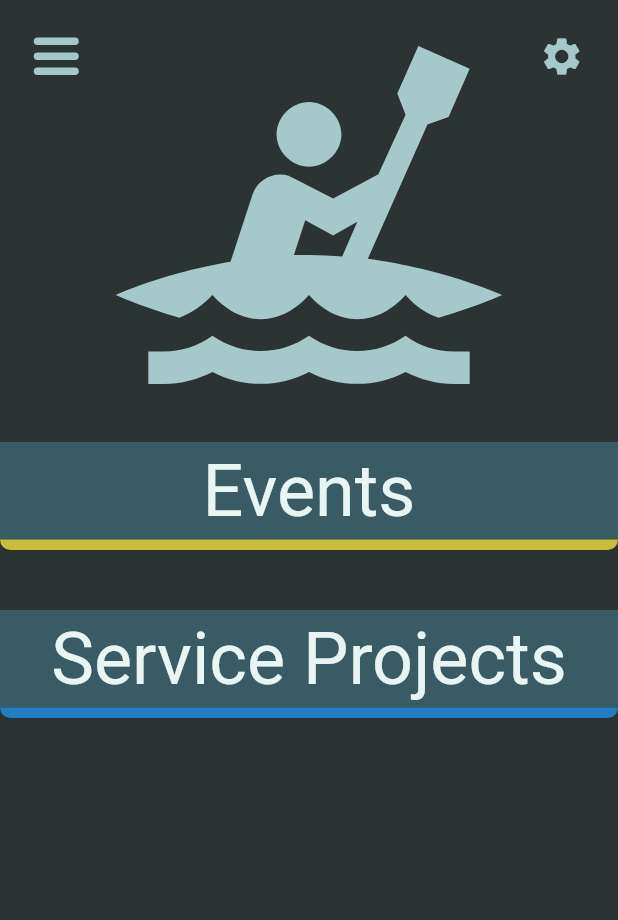
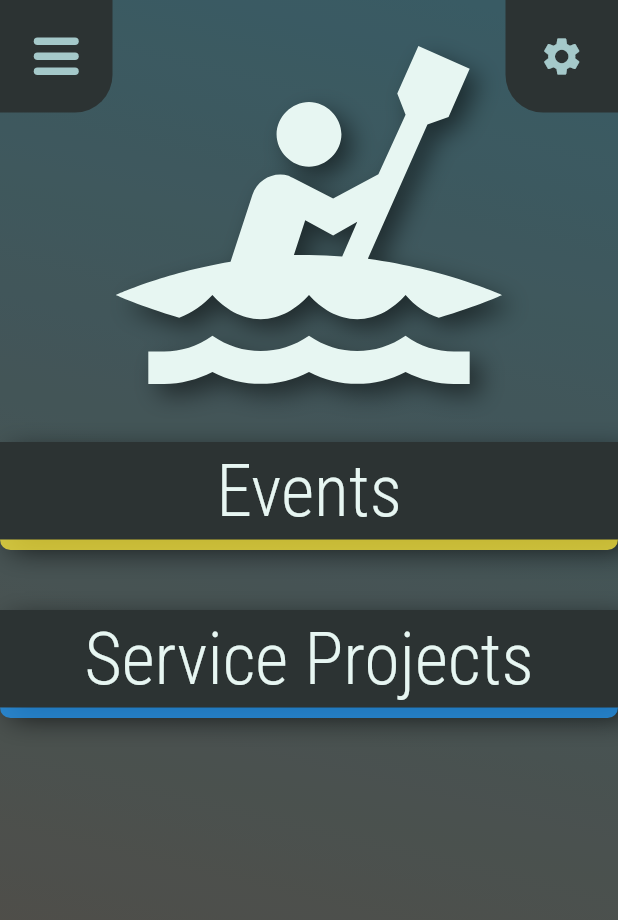
Before and after one commit to WyattWantsToCode/WaffleJetApp, a Flutter app: the screen it shows after launch, on a phone screen of 412 x 824 dp. Shown: the top 920 px of the screen. Run offline on Flutter 3.47's test engine with Material 2 defaults, Android fonts, the phone set to English and light mode, and no system bars; our stand-ins replace auto_size_text, cloud_firestore, firebase_core, firebase_storage, google_fonts, image_picker and 1 more; accounts and stored records are empty.

Commit message:
changed home ui

```diff
--- a/lib/home/home_screen.dart
+++ b/lib/home/home_screen.dart
@@ -6,6 +6,7 @@
 
 import 'package:qc_collegeandcareer/firebase.dart';
 import 'package:qc_collegeandcareer/navigation_drawer.dart';
+import 'package:qc_collegeandcareer/specific_post/specific_event_screen.dart';
 
 class HomeScreen extends StatefulWidget {
   const HomeScreen({Key? key}) : super(key: key);
@@ -19,10 +20,13 @@
 
   @override
   Widget build(BuildContext context) {
-    return Scaffold(
+    return Stack(
+      children: [
+        GradientBackground(color: colorAccentSecond),
+        Scaffold(
           key: globalKey,
           drawer: drawer(context),
-      backgroundColor: colorFourth,
+          backgroundColor: colorThird.withOpacity(.3),
           body: SafeArea(
             child: Stack(alignment: Alignment.topCenter, children: [
               SingleChildScrollView(
@@ -39,6 +43,8 @@
               appBar(false, context, globalKey)
             ]),
           ),
+        ),
+      ],
     );
   }
 }
@@ -48,11 +54,14 @@
 
   return Container(
     height: height / 3,
+
     child: Center(
         child: Icon(
+
       Icons.kayaking,
       size: height / 3.2,
-      color: colorSecond,
+      color: colorFirst,
+      shadows: [Shadow(color: Colors.black.withOpacity(.5), blurRadius: 20, offset: Offset(7,7))],
     )),
   );
 }
@@ -60,13 +69,20 @@
 Widget homeScreenSectionBuilder(BuildContext context, String label, String tag) {
   return Padding(
     padding: const EdgeInsets.symmetric(vertical: 20),
-    child: Container(
     child: Column(
       children: [
         Container(
           height: 65,
           width: double.infinity,
-            color: colorThird,
+
+          decoration: BoxDecoration(
+            color: colorFourth,
+            boxShadow: [
+                              BoxShadow(
+                                  color: Colors.black.withOpacity(.75),
+                                  blurRadius: 15,
+                                  offset: Offset(7, 7))
+                            ],),
           child: Center(
               child: Text(
             label,
@@ -79,7 +95,6 @@
         ),
         futureCardBuilder(context, tag)
       ],
-      ),
     ),
   );
 }
--- a/lib/specific_post/specific_event_screen.dart
+++ b/lib/specific_post/specific_event_screen.dart
@@ -76,15 +76,12 @@
                       child: Container(
                         width: double.infinity,
                         decoration: BoxDecoration(
-                          boxShadow: [BoxShadow(
+                            boxShadow: [
+                              BoxShadow(
                                   color: Colors.black.withOpacity(.75),
                                   blurRadius: 15,
-                              offset: Offset(
-                                5,
-                                5
-                              )
-
-                            )],
+                                  offset: Offset(5, 5))
+                            ],
                             color: colorFourth,
                             borderRadius: BorderRadius.only(
                                 bottomLeft: Radius.circular(36),
@@ -108,16 +105,12 @@
                       padding: const EdgeInsets.all(25.0),
                       child: Container(
                         decoration: BoxDecoration(
-
-                            boxShadow: [BoxShadow(
+                            boxShadow: [
+                              BoxShadow(
                                   color: Colors.black.withOpacity(.75),
                                   blurRadius: 15,
-                              offset: Offset(
-                                7,
-                                7
-                              )
-
-                            )],
+                                  offset: Offset(7, 7))
+                            ],
                             color: colorFourth,
                             borderRadius:
                                 BorderRadius.all(Radius.circular(25))),
@@ -202,9 +195,10 @@
 
   time = time + ":" + dateTime.minute.toString().padLeft(2, "0") + " " + ampm;
 
-  return Row(
-    mainAxisSize: MainAxisSize.max,
-    mainAxisAlignment: MainAxisAlignment.start,
+  return Wrap(
+
+
+
     children: [
       Text(
         "${dayList[dateTime.weekday - 1]}, ${monthList[dateTime.month - 1]} ${dateTime.day}  ",
@@ -233,6 +227,7 @@
   ];
 
   int alignmentIndex = 0;
+  bool cancelTimer = false;
 
   _startBgColorAnimationTimer() {
     ///Animating for the first time.
@@ -241,12 +236,14 @@
       setState(() {});
     });
 
-    const interval = Duration(seconds: 10);
+    const interval = Duration(seconds: 30);
     Timer.periodic(
       interval,
       (Timer timer) {
+        if (this.mounted) {
           alignmentIndex++;
           setState(() {});
+        }
       },
     );
   }
@@ -258,11 +255,11 @@
   }
 
   @override
+  @override
   Widget build(BuildContext context) {
+    return AnimatedContainer(
 
-    return AnimatedContainer(
-      curve: Curves.linear,
-      duration: Duration(seconds: 10),
+      duration: Duration(seconds: 30),
       decoration: BoxDecoration(
           gradient: LinearGradient(
               begin: alignmentList[alignmentIndex % alignmentList.length],
--- a/pubspec.yaml
+++ b/pubspec.yaml
@@ -45,6 +45,7 @@
   uuid: ^3.0.6
   intl: ^0.17.0
   auto_size_text: ^3.0.0
+  google_fonts: ^3.0.1
 
 dev_dependencies:
   flutter_test:
```
Also changed, not shown: lib/color_pallet.dart (+4 -3 lines), lib/events/event_gridview.dart (+12 -4 lines), pubspec.lock, 2 other files. Lines whose indentation alone changed are shown as unchanged.
